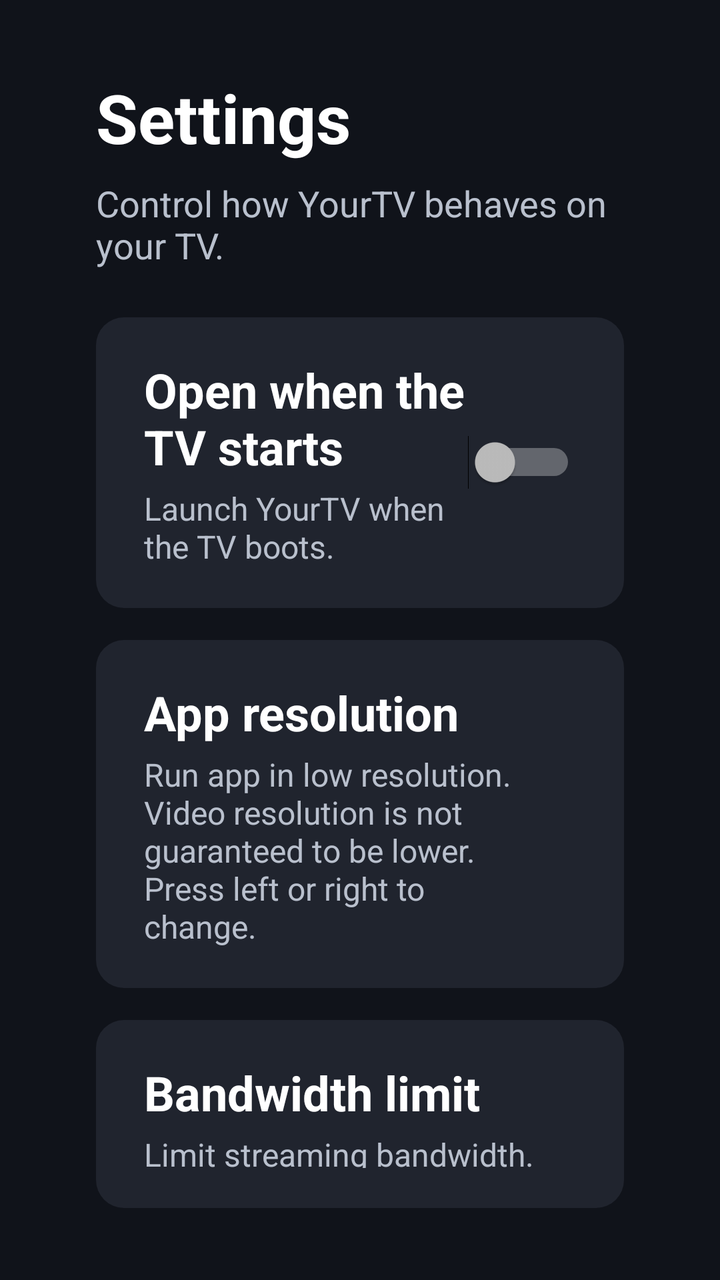
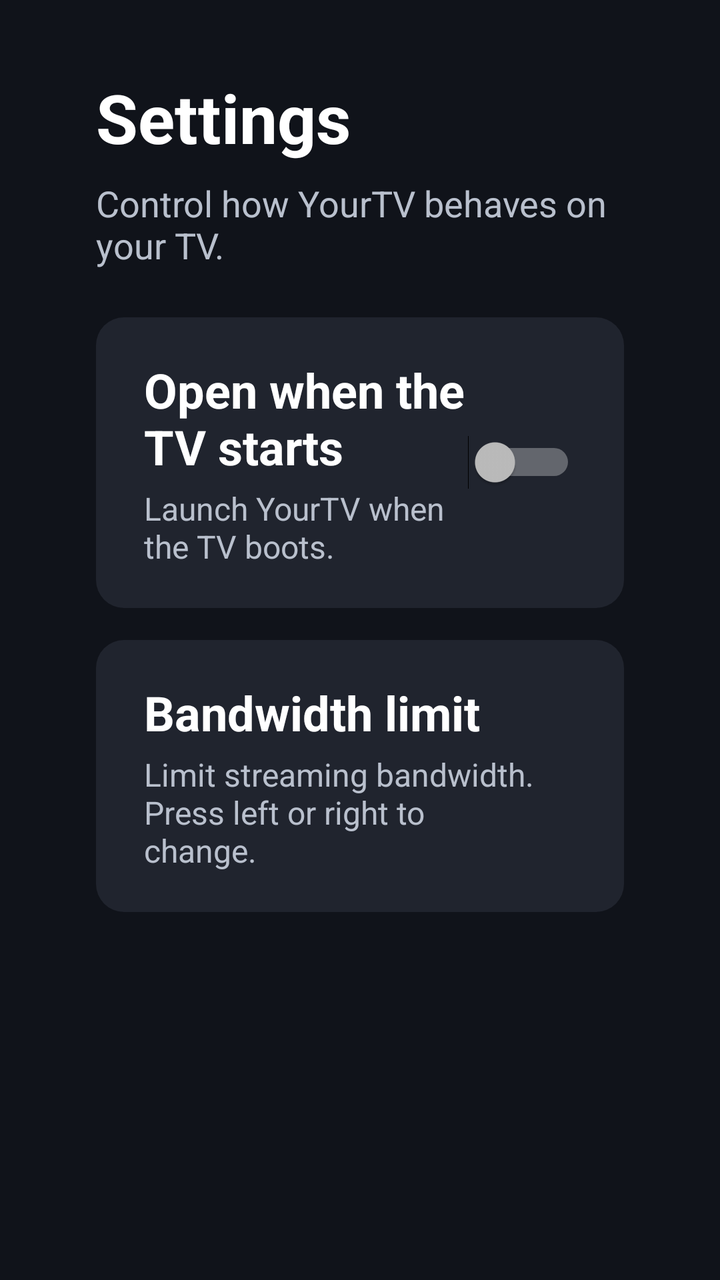

The first picture is an Android layout as it rendered before a commit; the second is the same layout after the commit. The layout source and the unified diff follow.
<!-- AndroidManifest.xml: application theme Theme.YourTV -->
<!-- res/layout/activity_settings.xml -->
<?xml version="1.0" encoding="utf-8"?>
<LinearLayout xmlns:android="http://schemas.android.com/apk/res/android"
    android:layout_width="match_parent"
    android:layout_height="match_parent"
    android:orientation="vertical"
    android:paddingHorizontal="48dp"
    android:paddingVertical="36dp">

    <TextView
        android:layout_width="wrap_content"
        android:layout_height="wrap_content"
        android:text="@string/settings"
        android:textColor="@color/text_primary"
        android:textSize="34sp"
        android:textStyle="bold" />

    <TextView
        android:layout_width="wrap_content"
        android:layout_height="wrap_content"
        android:layout_marginTop="8dp"
        android:text="@string/settings_subtitle"
        android:textColor="@color/text_secondary"
        android:textSize="18sp" />

    <LinearLayout
        android:id="@+id/autoStartRow"
        android:layout_width="match_parent"
        android:layout_height="wrap_content"
        android:layout_marginTop="24dp"
        android:background="@drawable/settings_row_background"
        android:clickable="true"
        android:focusable="true"
        android:gravity="center_vertical"
        android:orientation="horizontal"
        android:paddingHorizontal="24dp"
        android:paddingVertical="20dp">

        <LinearLayout
            android:layout_width="0dp"
            android:layout_height="wrap_content"
            android:layout_weight="1"
            android:orientation="vertical">

            <TextView
                android:layout_width="wrap_content"
                android:layout_height="wrap_content"
                android:text="@string/auto_start_title"
                android:textColor="@color/text_primary"
                android:textSize="24sp"
                android:textStyle="bold" />

            <TextView
                android:layout_width="wrap_content"
                android:layout_height="wrap_content"
                android:layout_marginTop="4dp"
                android:text="@string/auto_start_description"
                android:textColor="@color/text_secondary"
                android:textSize="16sp" />
        </LinearLayout>

        <Switch
            android:id="@+id/autoStartSwitch"
            android:layout_width="wrap_content"
            android:layout_height="wrap_content"
            android:clickable="false"
            android:focusable="false" />
    </LinearLayout>

    <LinearLayout
        android:id="@+id/maxResolutionRow"
        android:layout_width="match_parent"
        android:layout_height="wrap_content"
        android:layout_marginTop="16dp"
        android:background="@drawable/settings_row_background"
        android:clickable="true"
        android:focusable="true"
        android:gravity="center_vertical"
        android:orientation="horizontal"
        android:paddingHorizontal="24dp"
        android:paddingVertical="20dp">

        <LinearLayout
            android:layout_width="0dp"
            android:layout_height="wrap_content"
            android:layout_weight="1"
            android:orientation="vertical">

            <TextView
                android:layout_width="wrap_content"
                android:layout_height="wrap_content"
                android:text="@string/max_resolution_title"
                android:textColor="@color/text_primary"
                android:textSize="24sp"
                android:textStyle="bold" />

            <TextView
                android:layout_width="wrap_content"
                android:layout_height="wrap_content"
                android:layout_marginTop="4dp"
                android:text="@string/max_resolution_description"
                android:textColor="@color/text_secondary"
                android:textSize="16sp" />
        </LinearLayout>

        <TextView
            android:id="@+id/maxResolutionValue"
            android:layout_width="wrap_content"
            android:layout_height="wrap_content"
            android:layout_marginStart="16dp"
            android:textColor="@color/text_primary"
            android:textSize="22sp"
            android:textStyle="bold" />
    </LinearLayout>

    <LinearLayout
        android:id="@+id/bandwidthLimitRow"
        android:layout_width="match_parent"
        android:layout_height="wrap_content"
        android:layout_marginTop="16dp"
        android:background="@drawable/settings_row_background"
        android:clickable="true"
        android:focusable="true"
        android:gravity="center_vertical"
        android:orientation="horizontal"
        android:paddingHorizontal="24dp"
        android:paddingVertical="20dp">

        <LinearLayout
            android:layout_width="0dp"
            android:layout_height="wrap_content"
            android:layout_weight="1"
            android:orientation="vertical">

            <TextView
                android:layout_width="wrap_content"
                android:layout_height="wrap_content"
                android:text="@string/bandwidth_limit_title"
                android:textColor="@color/text_primary"
                android:textSize="24sp"
                android:textStyle="bold" />

            <TextView
                android:layout_width="wrap_content"
                android:layout_height="wrap_content"
                android:layout_marginTop="4dp"
                android:text="@string/bandwidth_limit_description"
                android:textColor="@color/text_secondary"
                android:textSize="16sp" />
        </LinearLayout>

        <TextView
            android:id="@+id/bandwidthLimitValue"
            android:layout_width="wrap_content"
            android:layout_height="wrap_content"
            android:layout_marginStart="16dp"
            android:textColor="@color/text_primary"
            android:textSize="22sp"
            android:textStyle="bold" />
    </LinearLayout>

    <LinearLayout
        android:id="@+id/permissionRow"
        android:layout_width="match_parent"
        android:layout_height="wrap_content"
        android:layout_marginTop="16dp"
        android:background="@drawable/settings_row_background"
        android:gravity="center_vertical"
        android:orientation="horizontal"
        android:paddingHorizontal="24dp"
        android:paddingVertical="20dp"
        android:visibility="gone">

        <LinearLayout
            android:layout_width="0dp"
            android:layout_height="wrap_content"
            android:layout_weight="1"
            android:orientation="vertical">

            <TextView
                android:layout_width="wrap_content"
                android:layout_height="wrap_content"
                android:text="@string/auto_start_permission_title"
                android:textColor="@color/text_primary"
                android:textSize="22sp"
                android:textStyle="bold" />

            <TextView
                android:layout_width="wrap_content"
                android:layout_height="wrap_content"
                android:layout_marginTop="4dp"
                android:text="@string/auto_start_permission_description"
                android:textColor="@color/text_secondary"
                android:textSize="15sp" />
        </LinearLayout>

        <TextView
            android:id="@+id/permissionStatus"
            android:layout_width="wrap_content"
            android:layout_height="wrap_content"
            android:layout_marginStart="16dp"
            android:textColor="@color/text_secondary"
            android:textSize="18sp"
            android:textStyle="bold" />

        <Button
            android:id="@+id/permissionButton"
            android:layout_width="wrap_content"
            android:layout_height="wrap_content"
            android:layout_marginStart="16dp"
            android:background="@drawable/settings_row_background"
            android:focusable="true"
            android:paddingHorizontal="24dp"
            android:paddingVertical="10dp"
            android:text="@string/allow"
            android:textColor="@color/text_primary" />
    </LinearLayout>
</LinearLayout>
<!-- resources referenced by this layout -->
<resources>
  <color name="text_primary">#FFFFFF</color>
  <color name="text_secondary">#B9C0CD</color>
  <!-- drawable settings_row_background (drawable) -->
  <?xml version="1.0" encoding="utf-8"?>
  <selector xmlns:android="http://schemas.android.com/apk/res/android">
      <item android:state_focused="true">
          <shape android:shape="rectangle">
              <solid android:color="#1FE53935" />
              <stroke
                  android:width="2dp"
                  android:color="@color/accent" />
              <corners android:radius="14dp" />
          </shape>
      </item>
      <item>
          <shape android:shape="rectangle">
              <solid android:color="@color/surface" />
              <corners android:radius="14dp" />
          </shape>
      </item>
  </selector>
  <string name="allow">Allow</string>
  <string name="auto_start_description">Launch YourTV when the TV boots.</string>
  <string name="auto_start_permission_description">Android may block apps from opening on their own. Allow “Display over other apps” so YourTV can start automatically.</string>
  <string name="auto_start_permission_title">Auto-start permission</string>
  <string name="auto_start_title">Open when the TV starts</string>
  <string name="bandwidth_limit_description">Limit streaming bandwidth. Press left or right to change.</string>
  <string name="bandwidth_limit_title">Bandwidth limit</string>
  <string name="max_resolution_description">Run app in low resolution. Video resolution is not guaranteed to be lower. Press left or right to change.</string>
  <string name="max_resolution_title">App resolution</string>
  <string name="settings">Settings</string>
  <string name="settings_subtitle">Control how YourTV behaves on your TV.</string>
  <style name="Theme.YourTV" parent="Theme.AppCompat.NoActionBar">
          <item name="android:windowBackground">@color/background</item>
          <item name="android:windowDisablePreview">true</item>
          <item name="android:colorAccent">@color/accent</item>
          <item name="android:windowFullscreen">true</item>
          <item name="android:windowNoTitle">true</item>
          <item name="android:windowActionModeOverlay">true</item>
      </style>
  <color name="accent">#E53935</color>
  <color name="surface">#20242E</color>
  <color name="background">#10131A</color>
</resources>

<!-- the commit's change to res/layout/activity_settings.xml (unified diff, before → after) -->
@@ -64,52 +64,6 @@
             android:layout_height="wrap_content"
             android:clickable="false"
             android:focusable="false" />
-    </LinearLayout>
-
-    <LinearLayout
-        android:id="@+id/maxResolutionRow"
-        android:layout_width="match_parent"
-        android:layout_height="wrap_content"
-        android:layout_marginTop="16dp"
-        android:background="@drawable/settings_row_background"
-        android:clickable="true"
-        android:focusable="true"
-        android:gravity="center_vertical"
-        android:orientation="horizontal"
-        android:paddingHorizontal="24dp"
-        android:paddingVertical="20dp">
-
-        <LinearLayout
-            android:layout_width="0dp"
-            android:layout_height="wrap_content"
-            android:layout_weight="1"
-            android:orientation="vertical">
-
-            <TextView
-                android:layout_width="wrap_content"
-                android:layout_height="wrap_content"
-                android:text="@string/max_resolution_title"
-                android:textColor="@color/text_primary"
-                android:textSize="24sp"
-                android:textStyle="bold" />
-
-            <TextView
-                android:layout_width="wrap_content"
-                android:layout_height="wrap_content"
-                android:layout_marginTop="4dp"
-                android:text="@string/max_resolution_description"
-                android:textColor="@color/text_secondary"
-                android:textSize="16sp" />
-        </LinearLayout>
-
-        <TextView
-            android:id="@+id/maxResolutionValue"
-            android:layout_width="wrap_content"
-            android:layout_height="wrap_content"
-            android:layout_marginStart="16dp"
-            android:textColor="@color/text_primary"
-            android:textSize="22sp"
-            android:textStyle="bold" />
     </LinearLayout>
 
     <LinearLayout
<!-- resource entries referenced after the edit -->
@@ -28,8 +28,6 @@
   <string name="auto_start_title">Open when the TV starts</string>
   <string name="bandwidth_limit_description">Limit streaming bandwidth. Press left or right to change.</string>
   <string name="bandwidth_limit_title">Bandwidth limit</string>
-  <string name="max_resolution_description">Run app in low resolution. Video resolution is not guaranteed to be lower. Press left or right to change.</string>
-  <string name="max_resolution_title">App resolution</string>
   <string name="settings">Settings</string>
   <string name="settings_subtitle">Control how YourTV behaves on your TV.</string>
   <style name="Theme.YourTV" parent="Theme.AppCompat.NoActionBar">
